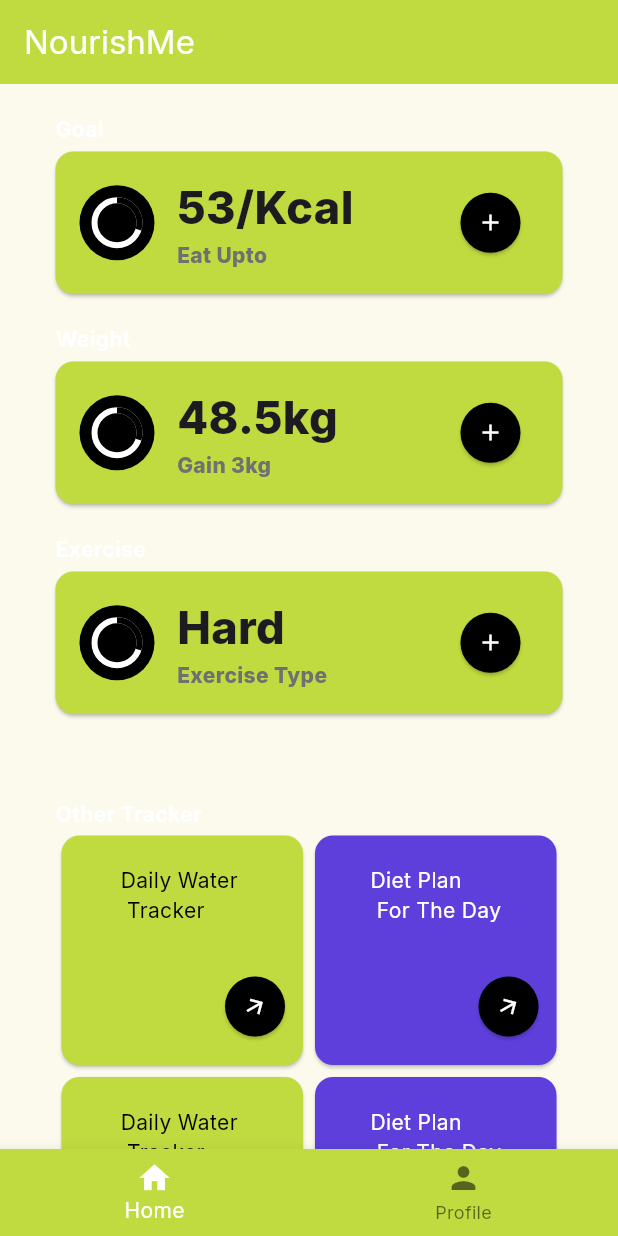
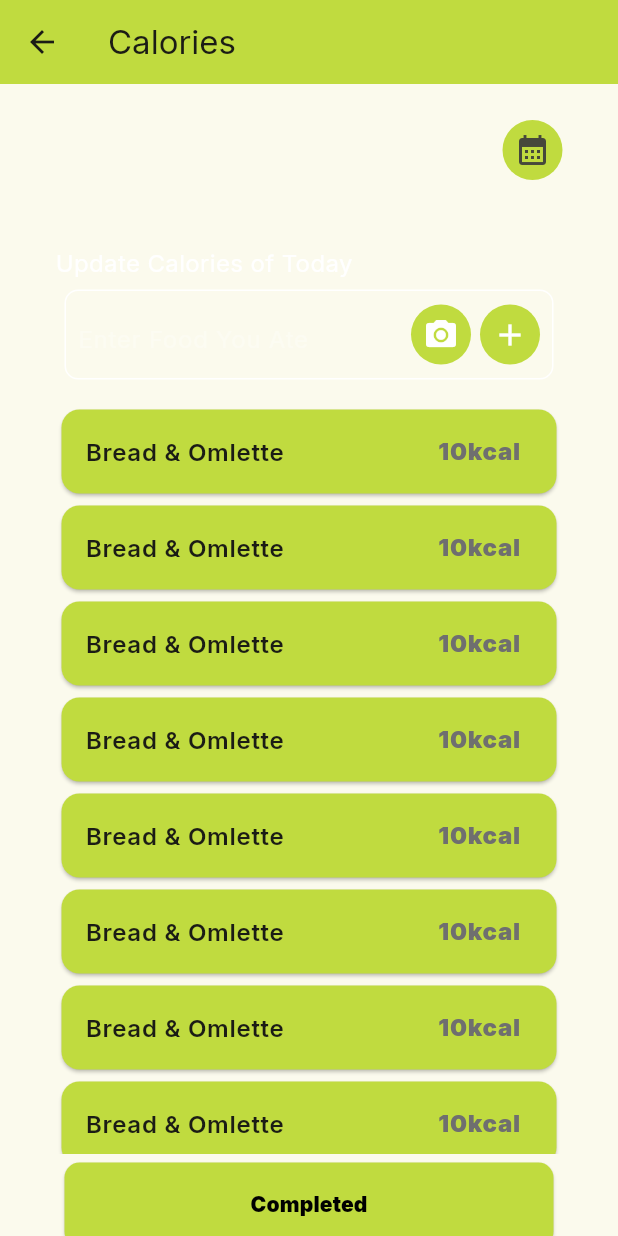
Before and after one commit to muhammedalima/NourishMe, a Flutter app: the screen it shows after launch, after a tap on the "add" icon, on a phone screen of 412 x 824 dp. Run offline on Flutter 3.47's test engine with Material 3 defaults, Android fonts, the phone set to English and light mode, and no system bars; drawn by our look-alikes of flutter_slidable; our stand-ins replace camera, google_fonts.

Commit message:
Goal Session Half Completed

```diff
--- a/nourish_me/lib/main.dart
+++ b/nourish_me/lib/main.dart
@@ -1,8 +1,12 @@
+import 'package:camera/camera.dart';
 import 'package:flutter/material.dart';
 import 'package:google_fonts/google_fonts.dart';
+
 import 'package:nourish_me/screens/splash_screen.dart';
 
 void main() {
+  WidgetsFlutterBinding.ensureInitialized();
+
   runApp(const NourishMe());
 }
 
@@ -13,7 +17,7 @@ class NourishMe extends StatelessWidget {
   @override
   Widget build(BuildContext context) {
     return MaterialApp(
-        title: 'Flutter Demo',
+        title: 'Nourish Me',
         theme: ThemeData(
           textTheme: GoogleFonts.interTextTheme(
             Theme.of(context).textTheme,
@@ -33,7 +37,7 @@ class NourishMe extends StatelessWidget {
           // This works for code too, not just values: Most code changes can be
           // tested with just a hot reload.
           colorScheme: ColorScheme.fromSeed(
-            seedColor: Color(0xFFC0DB3F),
+            seedColor: const Color(0xFFC0DB3F),
             background: Colors.black,
           ),
           useMaterial3: true,
--- a/nourish_me/lib/screens/home_page/home_page_screen.dart
+++ b/nourish_me/lib/screens/home_page/home_page_screen.dart
@@ -1,5 +1,5 @@
 import 'package:flutter/material.dart';
-
+import 'package:nourish_me/screens/secondarynavpages/calories_screen.dart';
 import 'package:nourish_me/screens/home_page/widgets/home_widgets.dart';
 
 class homeScreenPage extends StatelessWidget {
@@ -11,16 +11,19 @@ class homeScreenPage extends StatelessWidget {
       child: Column(
         children: [
           AddCard(
+            screens: CaloriesPage(),
             headingTitle: 'Goal',
             headingInsideCard: '53/Kcal',
             subHeadingCard: 'Eat Upto',
           ),
           AddCard(
+            screens: CaloriesPage(),
             headingTitle: 'Weight',
             headingInsideCard: '48.5kg',
             subHeadingCard: 'Gain 3kg',
           ),
           AddCard(
+            screens: CaloriesPage(),
             headingTitle: 'Exercise',
             headingInsideCard: 'Hard',
             subHeadingCard: 'Exercise Type',
@@ -45,12 +48,14 @@ class homeScreenPage extends StatelessWidget {
                   children: [
                     Expanded(
                       child: SquareBox(
+                        screens: CaloriesPage(),
                         heading: 'Daily Water \n Tracker',
                         boxcolor: Color(0xFFC0DB3F),
                       ),
                     ),
                     Expanded(
                       child: SquareBox(
+                        screens: CaloriesPage(),
                         heading: 'Diet Plan \n For The Day',
                         boxcolor: Color(0xFF5E3FDB),
                       ),
@@ -61,14 +66,16 @@ class homeScreenPage extends StatelessWidget {
                   children: [
                     Expanded(
                       child: SquareBox(
-                        heading: 'Daily Water \n Tracker',
-                        boxcolor: Color(0xFFC0DB3F),
+                        screens: CaloriesPage(),
+                        heading: 'Check Your\nCalorie',
+                        boxcolor: Color(0xFF5E3FDB),
                       ),
                     ),
                     Expanded(
                       child: SquareBox(
-                        heading: 'Diet Plan \n For The Day',
-                        boxcolor: Color(0xFF5E3FDB),
+                        screens: CaloriesPage(),
+                        heading: 'Educational\nResources',
+                        boxcolor: Color(0xFFC0DB3F),
                       ),
                     ),
                   ],
--- a/nourish_me/lib/screens/home_page/widgets/home_widgets.dart
+++ b/nourish_me/lib/screens/home_page/widgets/home_widgets.dart
@@ -1,4 +1,5 @@
 import 'package:flutter/material.dart';
+
 import 'package:nourish_me/theme%20library/theme_library.dart';
 import 'dart:math' as math;
 
@@ -6,12 +7,14 @@ class AddCard extends StatelessWidget {
   final String headingTitle;
   final String headingInsideCard;
   final String subHeadingCard;
+  final Widget screens;
 
   const AddCard({
     super.key,
     required this.headingTitle,
     required this.headingInsideCard,
     required this.subHeadingCard,
+    required this.screens,
   });
 
   @override
@@ -89,7 +92,10 @@ class AddCard extends StatelessWidget {
 
                 // Elevated button
                 ElevatedButton(
-                  onPressed: () {},
+                  onPressed: () {
+                    Navigator.push(context,
+                        MaterialPageRoute(builder: (context) => screens));
+                  },
                   style: ElevatedButton.styleFrom(
                     fixedSize: const Size(36, 36),
                     backgroundColor: Colors.black,
@@ -113,10 +119,12 @@ class AddCard extends StatelessWidget {
 class SquareBox extends StatelessWidget {
   final String heading;
   final Color boxcolor;
+  final Widget screens;
   const SquareBox({
     super.key,
     required this.heading,
     required this.boxcolor,
+    required this.screens,
   });
 
   @override
@@ -129,6 +137,11 @@ class SquareBox extends StatelessWidget {
           const SizedBox(
             height: 20,
           ),
+          Row(
+            children: [
+              const SizedBox(
+                width: 20,
+              ),
               Text(
                 heading,
                 style: TextStyle(
@@ -137,12 +150,18 @@ class SquareBox extends StatelessWidget {
                       : Colors.white,
                 ),
               ),
+              const Expanded(child: SizedBox(height: 30)),
+            ],
+          ),
           const SizedBox(height: 30),
           Row(
             mainAxisAlignment: MainAxisAlignment.end,
             children: [
               ElevatedButton(
-                onPressed: () {},
+                onPressed: () {
+                  Navigator.push(context,
+                      MaterialPageRoute(builder: (context) => screens));
+                },
                 style: ElevatedButton.styleFrom(
                   fixedSize: const Size(36, 36),
                   backgroundColor: Colors.black,
--- /dev/null
+++ b/nourish_me/lib/screens/secondarynavpages/calories_screen.dart
@@ -0,0 +1,229 @@
+import 'package:flutter/material.dart';
+import 'package:flutter_slidable/flutter_slidable.dart';
+import 'package:nourish_me/screens/secondarynavpages/widgets/secondarypagewidgets.dart';
+import 'package:nourish_me/theme%20library/theme_library.dart';
+import 'package:intl/intl.dart';
+
+class CaloriesPage extends StatefulWidget {
+  const CaloriesPage({super.key});
+
+  @override
+  State<CaloriesPage> createState() => _CaloriesPageState();
+}
+
+class _CaloriesPageState extends State<CaloriesPage> {
+  DateTime? _selectedDate = DateTime.now();
+  String PrintedDate = 'Today';
+  String Parsedate(DateTime date) {
+    return '${DateFormat.d().format(date)} ${DateFormat.MMM().format(date)}';
+  }
+
+  @override
+  Widget build(BuildContext context) {
+    return Scaffold(
+      appBar: AppBar(
+        title: const Text('Calories'),
+        backgroundColor: Primary_green,
+      ),
+      body: SafeArea(
+        child: SingleChildScrollView(
+          child: Padding(
+            padding: const EdgeInsets.symmetric(
+              horizontal: 37.0,
+            ),
+            child: Column(
+              crossAxisAlignment: CrossAxisAlignment.start,
+              children: [
+                SizedBox(
+                  height: 20,
+                ),
+                Row(
+                  mainAxisAlignment: MainAxisAlignment.end,
+                  children: [
+                    Ink(
+                      width: 40,
+                      decoration: const ShapeDecoration(
+                        color: Color(0xFFC0DB3F),
+                        shape: CircleBorder(),
+                      ),
+                      child: IconButton(
+                        icon: Icon(Icons.calendar_month),
+                        onPressed: () async {
+                          final _selectedDatetemp = await showDatePicker(
+                            context: context,
+                            initialDate: DateTime.now(),
+                            firstDate:
+                                DateTime.now().subtract(Duration(days: 30)),
+                            lastDate: DateTime.now(),
+                          );
+                          if (_selectedDatetemp == null) {
+                            return;
+                          } else {
+                            _selectedDate = _selectedDatetemp;
+                            print(_selectedDate);
+                            PrintedDate = Parsedate(_selectedDate!);
+                            setState(() {});
+                          }
+                        },
+                      ),
+                    ),
+                  ],
+                ),
+                SizedBox(
+                  height: 40,
+                ),
+                Text(
+                  'Update Calories of ${PrintedDate}',
+                  style: TextStyle(
+                    color: Colors.white,
+                    fontSize: 16,
+                  ),
+                ),
+                Container(
+                  margin: const EdgeInsets.all(
+                    6,
+                  ),
+                  height: 60,
+                  decoration: ShapeDecoration(
+                    shape: RoundedRectangleBorder(
+                      side: const BorderSide(width: 1, color: Colors.white),
+                      borderRadius: BorderRadius.circular(9),
+                    ),
+                  ),
+                  child: Padding(
+                    padding: const EdgeInsets.all(8.0),
+                    child: Row(
+                      mainAxisAlignment: MainAxisAlignment.end,
+                      children: [
+                        Flexible(
+                          child: TextFormField(
+                            decoration: const InputDecoration(
+                              border: InputBorder.none,
+                              hintText: 'Enter Food You Ate',
+                              hintStyle: TextStyle(color: Colors.white30),
+                            ),
+                            style: const TextStyle(
+                              color: Colors.white,
+                            ),
+                          ),
+                        ),
+                        Ink(
+                          width: 40,
+                          decoration: const ShapeDecoration(
+                            color: Color(0xFFC0DB3F),
+                            shape: CircleBorder(),
+                          ),
+                          child: IconButton(
+                            icon: const Icon(Icons.photo_camera),
+                            color: Colors.white,
+                            onPressed: () {
+                              Navigator.push(
+                                  context,
+                                  MaterialPageRoute(
+                                    builder: (context) => CameraAccessWidget(),
+                                  ));
+                            },
+                          ),
+                        ),
+                        const SizedBox(
+                          width: 6,
+                        ),
+                        Ink(
+                          width: 40,
+                          decoration: const ShapeDecoration(
+                            color: Color(0xFFC0DB3F),
+                            shape: CircleBorder(),
+                          ),
+                          child: IconButton(
+                            icon: const Icon(Icons.add),
+                            color: Colors.white,
+                            onPressed: () {},
+                          ),
+                        ),
+                      ],
+                    ),
+                  ),
+                ),
+                const SizedBox(
+                  height: 10,
+                ),
+                Container(
+                  height: 500,
+                  child: ListView.separated(
+                      itemBuilder: (BuildContext, int) {
+                        return Slidable(
+                          key: const Key('1'),
+                          startActionPane: ActionPane(
+                            motion: const StretchMotion(),
+                            children: [
+                              SlidableAction(
+                                onPressed: (ctx) {},
+                                icon: Icons.delete,
+                                label: 'Delete',
+                                backgroundColor: Colors.black,
+                              ),
+                            ],
+                          ),
+                          child: Card(
+                            color: Primary_green,
+                            child: const ListTile(
+                              title: Text(
+                                'Bread & Omlette',
+                                style: TextStyle(
+                                  fontWeight: FontWeight.w600,
+                                ),
+                              ),
+                              trailing: Text(
+                                '10kcal',
+                                style: TextStyle(
+                                  color: Color(0xFF6F6F6F),
+                                  fontWeight: FontWeight.w900,
+                                  fontSize: 16,
+                                ),
+                              ),
+                            ),
+                          ),
+                        );
+                      },
+                      separatorBuilder: (context, int) {
+                        return const SizedBox(
+                          width: 10,
+                        );
+                      },
+                      itemCount: 10),
+                ),
+                Padding(
+                  padding: const EdgeInsets.all(6.0),
+                  child: SizedBox(
+                    width: double.infinity,
+                    child: ElevatedButton(
+                      style: ElevatedButton.styleFrom(
+                        backgroundColor: Primary_green,
+                        padding: const EdgeInsets.symmetric(vertical: 18),
+                        shape: RoundedRectangleBorder(
+                          borderRadius: BorderRadius.circular(10.0),
+                        ),
+                      ),
+                      onPressed: () {
+                        print(
+                          'Completed',
+                        );
+                      },
+                      child: const Text(
+                        'Completed',
+                        style: TextStyle(
+                          color: Colors.black,
+                          fontWeight: FontWeight.w900,
+                        ),
+                      ),
+                    ),
+                  ),
+                ),
+              ],
+            ),
+          ),
+        ),
+      ),
+    );
+  }
+}
```
Also changed, not shown: nourish_me/lib/screens/secondarynavpages/widgets/secondarypagewidgets.dart (added, +98 -0 lines), nourish_me/pubspec.yaml (+19 -1 lines), nourish_me/assets/icon/icon.jpg (added), nourish_me/pubspec.lock, 34 other files. Lines whose indentation alone changed are shown as unchanged.
